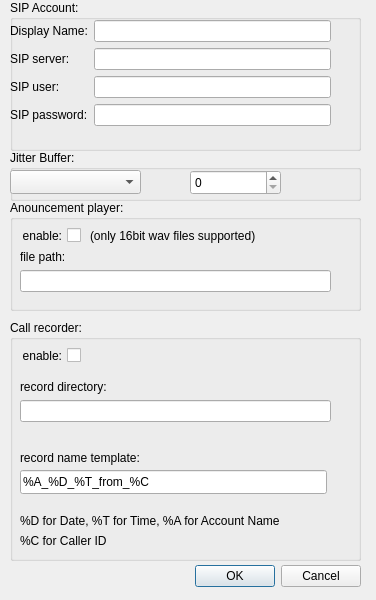
This is accountdialog.ui in AWAH-SIP/AWAH-SIP_Desktop-GUI as Qt 5 draws it before an edit. The edited form follows.
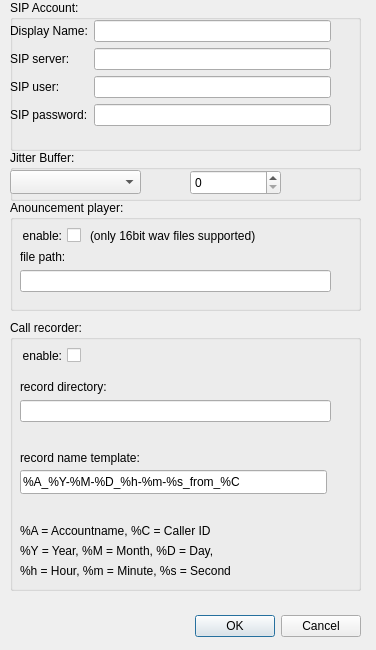
This is the edited form.

Commit message: changed recording template

Diff of the .ui file:
```diff
--- a/accountdialog.ui
+++ b/accountdialog.ui
@@ -7,19 +7,19 @@
     <x>0</x>
     <y>0</y>
     <width>376</width>
-    <height>600</height>
+    <height>650</height>
    </rect>
   </property>
   <property name="minimumSize">
    <size>
     <width>376</width>
-    <height>546</height>
+    <height>650</height>
    </size>
   </property>
   <property name="maximumSize">
    <size>
     <width>376</width>
-    <height>600</height>
+    <height>800</height>
    </size>
   </property>
   <property name="windowTitle">
@@ -29,7 +29,7 @@
    <property name="geometry">
     <rect>
      <x>20</x>
-     <y>560</y>
+     <y>610</y>
      <width>341</width>
      <height>32</height>
     </rect>
@@ -112,7 +112,7 @@
      <x>10</x>
      <y>320</y>
      <width>351</width>
-     <height>241</height>
+     <height>271</height>
     </rect>
    </property>
    <property name="title">
@@ -177,26 +177,26 @@
     <property name="geometry">
      <rect>
       <x>10</x>
-      <y>190</y>
+      <y>220</y>
       <width>311</width>
       <height>21</height>
      </rect>
     </property>
     <property name="text">
-     <string>%D for Date, %T for Time, %A for Account Name</string>
+     <string>%Y = Year, %M = Month, %D = Day, </string>
     </property>
    </widget>
    <widget class="QLabel" name="label_tempdef2">
     <property name="geometry">
      <rect>
       <x>10</x>
-      <y>210</y>
+      <y>240</y>
       <width>311</width>
       <height>21</height>
      </rect>
     </property>
     <property name="text">
-     <string>%C for Caller ID</string>
+     <string>%h = Hour, %m = Minute, %s = Second</string>
     </property>
    </widget>
    <widget class="QLineEdit" name="lineEdit_rec_template">
@@ -209,7 +209,20 @@
      </rect>
     </property>
     <property name="text">
-     <string>%A_%D_%T_from_%C</string>
+     <string>%A_%Y-%M-%D_%h-%m-%s_from_%C</string>
+    </property>
+   </widget>
+   <widget class="QLabel" name="label_tempdef3">
+    <property name="geometry">
+     <rect>
+      <x>10</x>
+      <y>200</y>
+      <width>311</width>
+      <height>21</height>
+     </rect>
+    </property>
+    <property name="text">
+     <string>%A = Accountname, %C = Caller ID</string>
     </property>
    </widget>
   </widget>
```
The commit also changes 1 other file.
